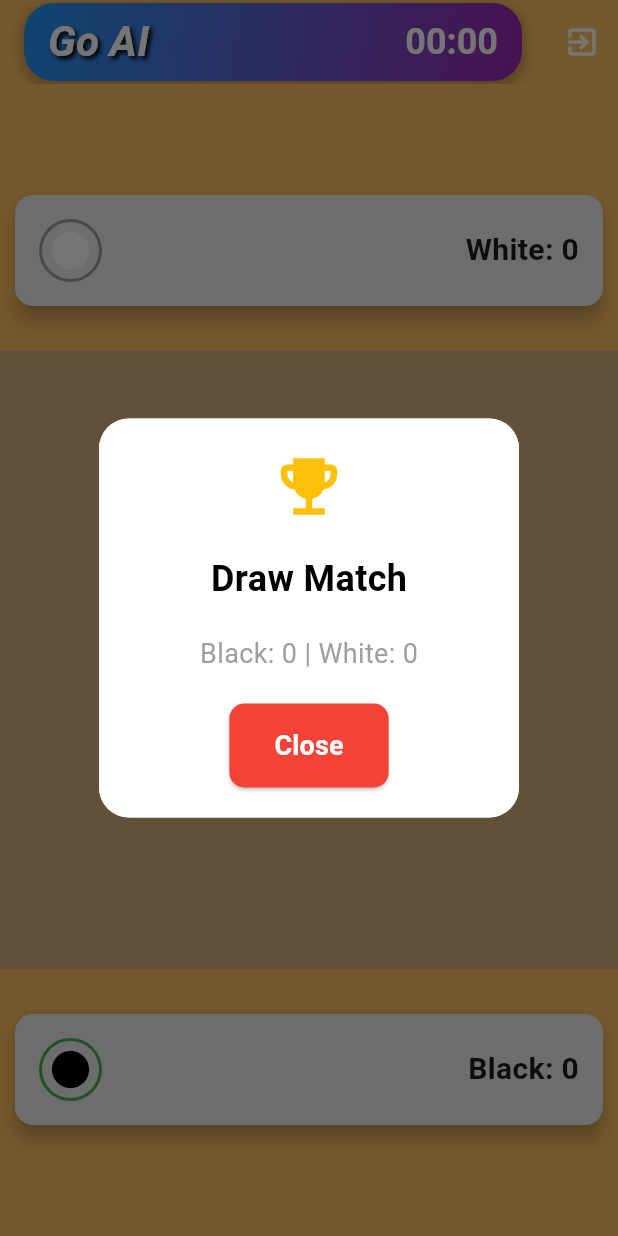
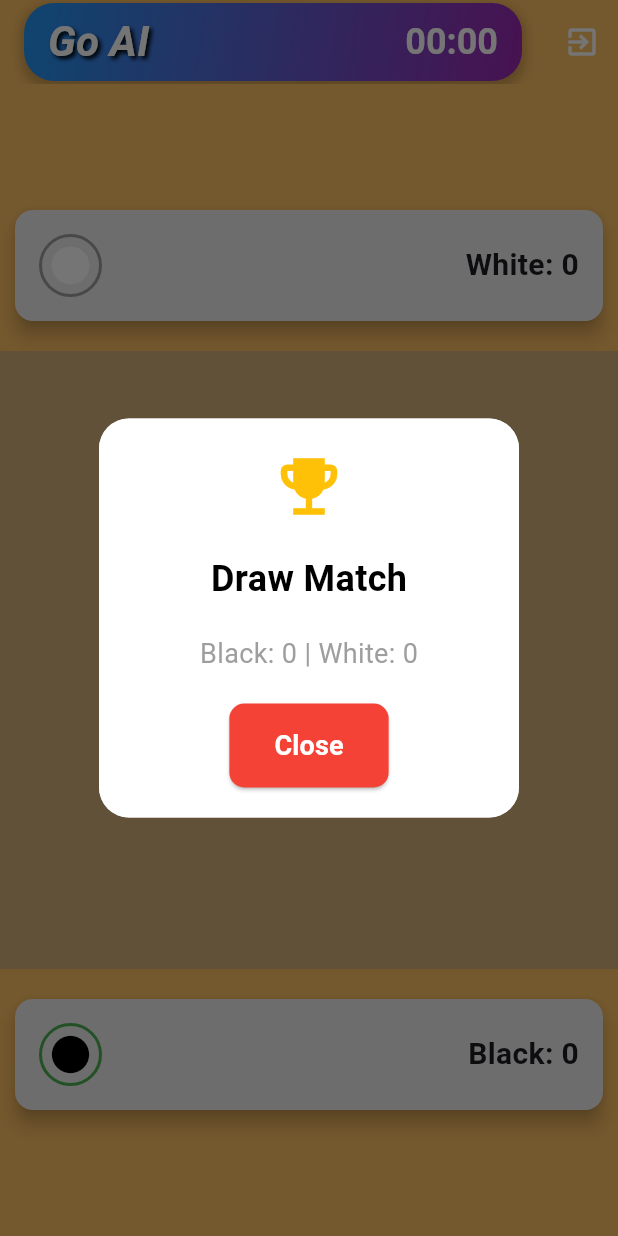
Before and after one commit to hisushanta/playgo, a Flutter app: the GoAIBoard screen opened directly with empty values, on a phone screen of 412 x 824 dp. Run offline on Flutter 3.47's test engine with Material 3 defaults, Android fonts, the phone set to English and light mode, and no system bars; our stand-ins replace cloud_firestore, firebase_auth, firebase_core, firebase_storage, google_fonts, image_picker and 2 more; missing offline and left inert: firebase_ui_auth; accounts and stored records are empty; statements that could not run were skipped.

Commit message:
Now maintined all UI for landscape and protait

```diff
--- a/playgo/lib/pages/aiPlay.dart
+++ b/playgo/lib/pages/aiPlay.dart
@@ -16,7 +16,7 @@ class MoveAI {
 class GoAIBoard extends StatefulWidget {
   final int size;
   final int duration;
-  const GoAIBoard({Key? key, required this.size,required this.duration}) : super(key: key);
+  const GoAIBoard({Key? key, required this.size, required this.duration}) : super(key: key);
 
   @override
   State<GoAIBoard> createState() => _GoAIBoardState();
@@ -31,19 +31,33 @@ class _GoAIBoardState extends State<GoAIBoard> {
   int whiteScore = 0;
   bool gameOver = false;
   final Random random = Random(); // For adding randomness to AI
-  Duration _remainingTime =  Duration(minutes: 3); // 3-minute countdown
+  Duration _remainingTime = Duration(minutes: 3); // 3-minute countdown
   Timer? _timer;
 
   @override
   void initState() {
     super.initState();
-    _remainingTime = Duration(minutes:widget.duration);
+    _remainingTime = Duration(minutes: widget.duration);
     _initializeBoard();
     _startTimer();
-    // Enable both portrait and landscape modes
+
+    // Delay the orientation logic until after the first frame
+    WidgetsBinding.instance.addPostFrameCallback((_) {
+      final double shortestSide = MediaQuery.of(context).size.shortestSide;
+      if (shortestSide < 600) {
+        // Phone: Lock to portrait mode
         SystemChrome.setPreferredOrientations([
           DeviceOrientation.portraitUp,
         ]);
+      } else {
+        // Tablet: Allow both portrait and landscape modes
+        SystemChrome.setPreferredOrientations([
+          DeviceOrientation.portraitUp,
+          DeviceOrientation.landscapeLeft,
+          DeviceOrientation.landscapeRight,
+        ]);
+      }
+    });
   }
 
   void _startTimer() {
@@ -346,6 +360,8 @@ class _GoAIBoardState extends State<GoAIBoard> {
 
   @override
   Widget build(BuildContext context) {
+    final bool isLandscape = MediaQuery.of(context).orientation == Orientation.landscape;
+
     return Scaffold(
       backgroundColor: const Color.fromARGB(255, 253, 192, 100),
       appBar: AppBar(
@@ -409,9 +425,12 @@ class _GoAIBoardState extends State<GoAIBoard> {
       ),
       body: LayoutBuilder(
         builder: (BuildContext context, BoxConstraints constraints) {
-          double boardSize = constraints.maxWidth > constraints.maxHeight
+          double boardSize = isLandscape
+              ? constraints.maxHeight * 0.6 // Use 60% of height in landscape
+              : constraints.maxWidth > constraints.maxHeight
                   ? constraints.maxHeight
                   : constraints.maxWidth;
+
           double padding = boardSize * 0.05;
           boardSize -= padding * 2;
 
@@ -425,13 +444,12 @@ class _GoAIBoardState extends State<GoAIBoard> {
               Card(
                 margin: const EdgeInsets.all(10),
                 elevation: 5,
-                color: Colors.grey[200], // Light gray background for better visibility
+                color: Colors.grey[200],
                 child: Padding(
                   padding: const EdgeInsets.all(16.0),
                   child: Row(
                     mainAxisAlignment: MainAxisAlignment.spaceBetween,
                     children: [
-                      // Circular Indicator Around White Stone Icon
                       Container(
                         padding: const EdgeInsets.all(4),
                         decoration: BoxDecoration(
@@ -452,7 +470,7 @@ class _GoAIBoardState extends State<GoAIBoard> {
                 ),
               ),
 
-              const SizedBox(height: 20), // Gap between card and board
+              const SizedBox(height: 10), // Reduced spacing
 
               // Board
               Center(
@@ -464,7 +482,7 @@ class _GoAIBoardState extends State<GoAIBoard> {
                       Container(
                         width: boardSize + padding * 2,
                         height: boardSize + padding * 2,
-                        color: const Color(0xFFD3B07C), // Light brown color
+                        color: const Color(0xFFD3B07C),
                       ),
                       for (int i = 0; i < widget.size; i++)
                         Positioned(
@@ -473,7 +491,7 @@ class _GoAIBoardState extends State<GoAIBoard> {
                           width: boardSize,
                           child: Container(
                             height: 1,
-                            color: Colors.black, // Black grid lines
+                            color: Colors.black,
                           ),
                         ),
                       for (int i = 0; i < widget.size; i++)
@@ -483,7 +501,7 @@ class _GoAIBoardState extends State<GoAIBoard> {
                           height: boardSize,
                           child: Container(
                             width: 1,
-                            color: Colors.black, // Black grid lines
+                            color: Colors.black,
                           ),
                         ),
                       if (widget.size == 9 || widget.size == 13 || widget.size == 19)
@@ -520,19 +538,18 @@ class _GoAIBoardState extends State<GoAIBoard> {
                 ),
               ),
 
-              const SizedBox(height: 20), // Gap between board and card
+              const SizedBox(height: 10), // Reduced spacing
 
               // Black Player Card (Below the Board)
               Card(
                 margin: const EdgeInsets.all(10),
                 elevation: 5,
-                color: Colors.grey[200], // Light gray background for better visibility
+                color: Colors.grey[200],
                 child: Padding(
                   padding: const EdgeInsets.all(16.0),
                   child: Row(
                     mainAxisAlignment: MainAxisAlignment.spaceBetween,
                     children: [
-                      // Circular Indicator Around Black Stone Icon
                       Container(
                         padding: const EdgeInsets.all(4),
                         decoration: BoxDecoration(
```
Also changed, not shown: playgo/lib/pages/match_play.dart (+61 -22 lines), playgo/lib/pages/playgame.dart (+25 -9 lines). Lines whose indentation alone changed are shown as unchanged.
